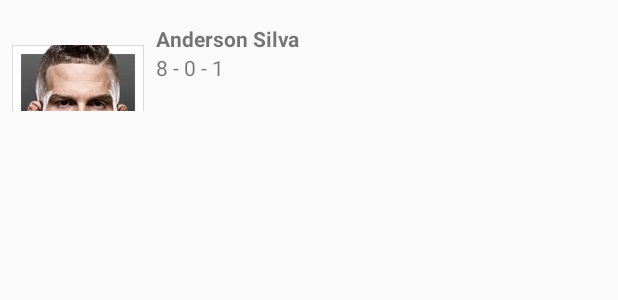
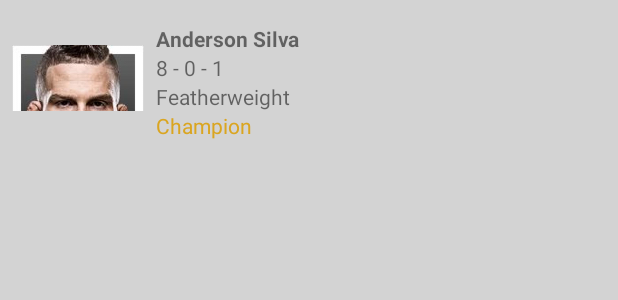
Before and after one commit to davidnuno/UFCapp, an Android app: the layout activity_fighter.xml on its own in the app's theme, with its tools: preview values and no code run, on a phone screen of 412 x 824 dp. Shown: the top 300 px of the screen. Run offline under Robolectric (Android 15) with nearby library versions, the phone set to English and light mode, and no system bars.

Commit message:
Added draws to fighter records. Can see if a fighter is champion or not. Activity background changed to lighter gray.

```diff
--- a/app/src/main/res/layout/activity_fighter.xml
+++ b/app/src/main/res/layout/activity_fighter.xml
@@ -37,5 +37,19 @@
             android:layout_width="wrap_content"
             android:layout_height="wrap_content"
             tools:text="8 - 0 - 1"/>
+
+        <TextView
+            android:id="@+id/fighter_weight_class"
+            android:layout_width="wrap_content"
+            android:layout_height="wrap_content"
+            tools:text="Featherweight" />
+
+        <TextView
+            android:id="@+id/fighter_champ"
+            android:layout_width="wrap_content"
+            android:layout_height="wrap_content"
+            android:layout_weight="1"
+            android:textColor="@color/colorGold"
+            tools:text="Champion" />
     </LinearLayout>
 </LinearLayout>
--- a/app/src/main/res/values/colors.xml
+++ b/app/src/main/res/values/colors.xml
@@ -3,4 +3,6 @@
     <color name="colorPrimary">#FF3333</color>
     <color name="colorPrimaryDark">#FF3333</color>
     <color name="colorAccent">#FF4081</color>
+    <color name="colorGold">#DAA520</color>
+    <color name="colorGrey">#D3D3D3</color>
 </resources>
--- a/app/src/main/res/values/strings.xml
+++ b/app/src/main/res/values/strings.xml
@@ -2,4 +2,5 @@
     <string name="app_name">UFC app</string>
     <string name="title_fighters">Fighters</string>
     <string name="no_internet_connection">No internet connection</string>
+    <string name="champion">CHAMPION</string>
 </resources>
--- a/app/src/main/res/values/styles.xml
+++ b/app/src/main/res/values/styles.xml
@@ -6,6 +6,7 @@
         <item name="colorPrimary">@color/colorPrimary</item>
         <item name="colorPrimaryDark">@color/colorPrimaryDark</item>
         <item name="colorAccent">@color/colorAccent</item>
+        <item name="android:windowBackground">@color/colorGrey</item>
     </style>
 
 </resources>
--- a/build.gradle
+++ b/build.gradle
@@ -3,9 +3,10 @@
 buildscript {
     repositories {
         jcenter()
+        google()
     }
     dependencies {
-        classpath 'com.android.tools.build:gradle:3.0.0'
+        classpath 'com.android.tools.build:gradle:3.0.1'
 
         // NOTE: Do not place your application dependencies here; they belong
         // in the individual module build.gradle files
@@ -15,6 +16,7 @@ buildscript {
 allprojects {
     repositories {
         jcenter()
+        google()
     }
 }
 
```
Also changed, not shown: app/src/main/java/com/example/android/ufcapp/Fighter.java (+12 -5 lines), app/src/main/java/com/example/android/ufcapp/FighterAdapter.java (+30 -5 lines), app/src/main/java/com/example/android/ufcapp/QueryUtils.java (+5 -2 lines), app/src/main/res/layout/activity_fighters.xml (+3 -5 lines).
